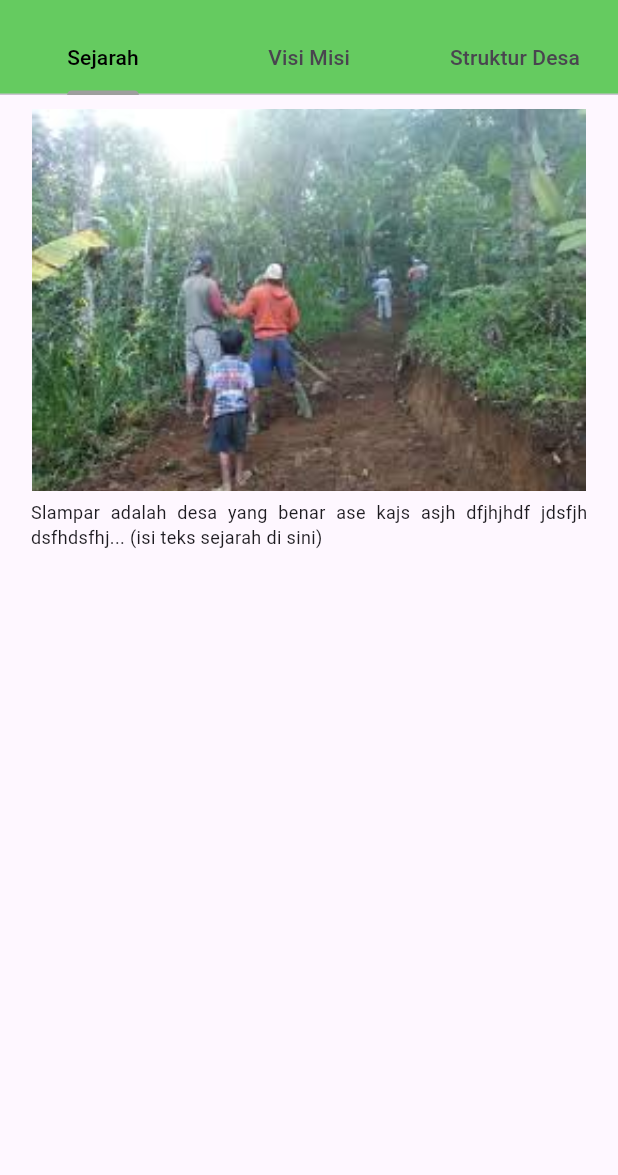
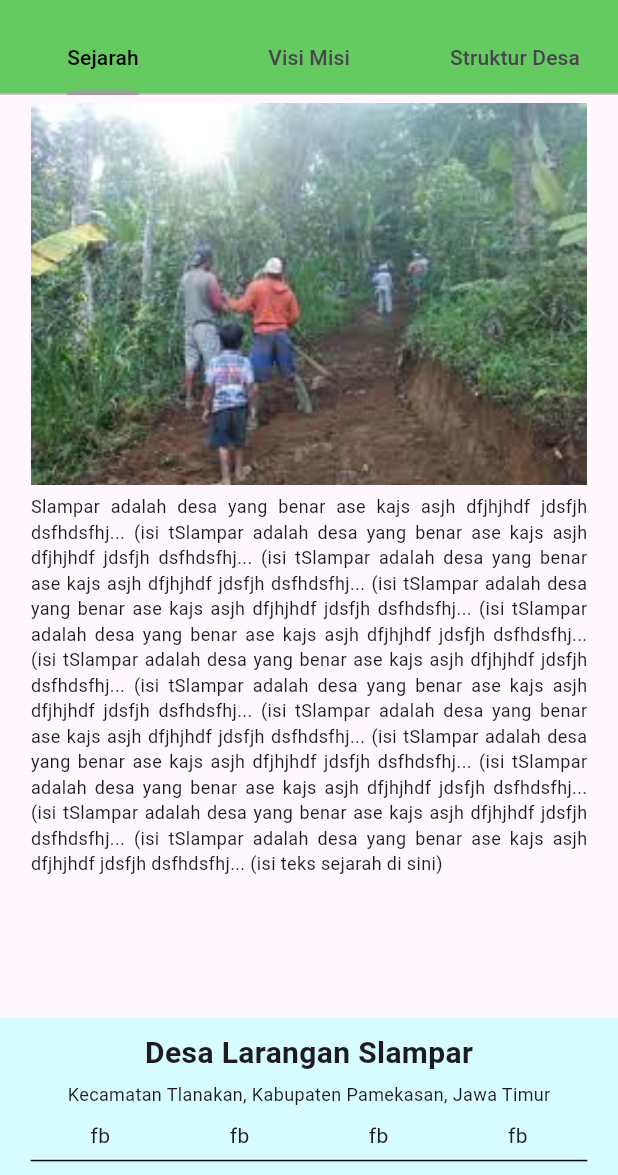
Before and after one commit to alapolaa/sipedes, a Flutter app: the ProfileDesa screen opened directly, on a phone screen of 412 x 824 dp, the part 61-1236 px from its top. Run offline on Flutter 3.47's test engine with Material 3 defaults, Android fonts, the phone set to English and light mode, and no system bars; our stand-ins replace carousel_slider, flutter_screenutil, flutter_spinkit, persistent_bottom_nav_bar.

Commit message:
sejarah selesai

```diff
--- a/lib/profile_desa/profile_desa.dart
+++ b/lib/profile_desa/profile_desa.dart
@@ -1,6 +1,7 @@
 import 'package:flutter/material.dart';
 import 'package:flutter_screenutil/flutter_screenutil.dart';
 import 'package:sipedes/data/theme/theme.dart';
+import 'package:sipedes/footer.dart';
 import 'package:sipedes/profile_desa/sejarah/sejarah.dart';
 import 'package:sipedes/profile_desa/struktur_desa/struktur_desa.dart';
 import 'package:sipedes/profile_desa/visimisi/visimisi.dart';
@@ -32,18 +33,12 @@ class ProfileDesa extends StatelessWidget {
             ],
           ),
         ),
-        body: Padding(
-          padding: EdgeInsets.symmetric(
-            horizontal: 20.0.w,
-            vertical: 10.h,
-          ),
-          child: const TabBarView(
-            children: [
-              SejarahView(),
-              VisiMisiView(),
-              StrukturDesaView(),
-            ],
-          ),
+        body: const TabBarView(
+          children: [
+            SejarahView(),
+            VisiMisiView(),
+            StrukturDesaView(),
+          ],
         ),
       ),
     );
--- a/lib/profile_desa/sejarah/sejarah.dart
+++ b/lib/profile_desa/sejarah/sejarah.dart
@@ -2,6 +2,7 @@ import 'package:flutter/cupertino.dart';
 import 'package:flutter_screenutil/flutter_screenutil.dart';
 import 'package:sipedes/data/extension/extension.dart';
 import 'package:sipedes/data/theme/theme.dart';
+import 'package:sipedes/footer.dart';
 
 class SejarahView extends StatelessWidget {
   const SejarahView({super.key});
@@ -11,17 +12,31 @@ class SejarahView extends StatelessWidget {
     return SingleChildScrollView(
       child: Column(
         children: [
-          Image.asset(
-            ImgString.gallery1,
-            fit: BoxFit.cover,
-            width: 360.w,
-            height: 270.h,
+          6.0.height,
+          Padding(
+            padding: EdgeInsets.symmetric(
+              horizontal: 20.w,
+            ),
+            child: Image.asset(
+              ImgString.gallery1,
+              fit: BoxFit.cover,
+              width: double.infinity,
+              height: 270.h,
+            ),
           ),
           6.0.height,
-          Text(
-            'Slampar adalah desa yang benar ase kajs asjh dfjhjhdf jdsfjh dsfhdsfhj... (isi teks sejarah di sini)',
-            textAlign: TextAlign.justify,style: AppFont.duabelas,
+          Padding(
+            padding: EdgeInsets.symmetric(
+              horizontal: 20.w,
+            ),
+            child: Text(
+              'Slampar adalah desa yang benar ase kajs asjh dfjhjhdf jdsfjh dsfhdsfhj... (isi tSlampar adalah desa yang benar ase kajs asjh dfjhjhdf jdsfjh dsfhdsfhj... (isi tSlampar adalah desa yang benar ase kajs asjh dfjhjhdf jdsfjh dsfhdsfhj... (isi tSlampar adalah desa yang benar ase kajs asjh dfjhjhdf jdsfjh dsfhdsfhj... (isi tSlampar adalah desa yang benar ase kajs asjh dfjhjhdf jdsfjh dsfhdsfhj... (isi tSlampar adalah desa yang benar ase kajs asjh dfjhjhdf jdsfjh dsfhdsfhj... (isi tSlampar adalah desa yang benar ase kajs asjh dfjhjhdf jdsfjh dsfhdsfhj... (isi tSlampar adalah desa yang benar ase kajs asjh dfjhjhdf jdsfjh dsfhdsfhj... (isi tSlampar adalah desa yang benar ase kajs asjh dfjhjhdf jdsfjh dsfhdsfhj... (isi tSlampar adalah desa yang benar ase kajs asjh dfjhjhdf jdsfjh dsfhdsfhj... (isi tSlampar adalah desa yang benar ase kajs asjh dfjhjhdf jdsfjh dsfhdsfhj... (isi tSlampar adalah desa yang benar ase kajs asjh dfjhjhdf jdsfjh dsfhdsfhj... (isi teks sejarah di sini)',
+              textAlign: TextAlign.justify,
+              style: AppFont.duabelas,
+            ),
           ),
+          100.0.height,
+          FooterScreen()
         ],
       ),
     );
```
